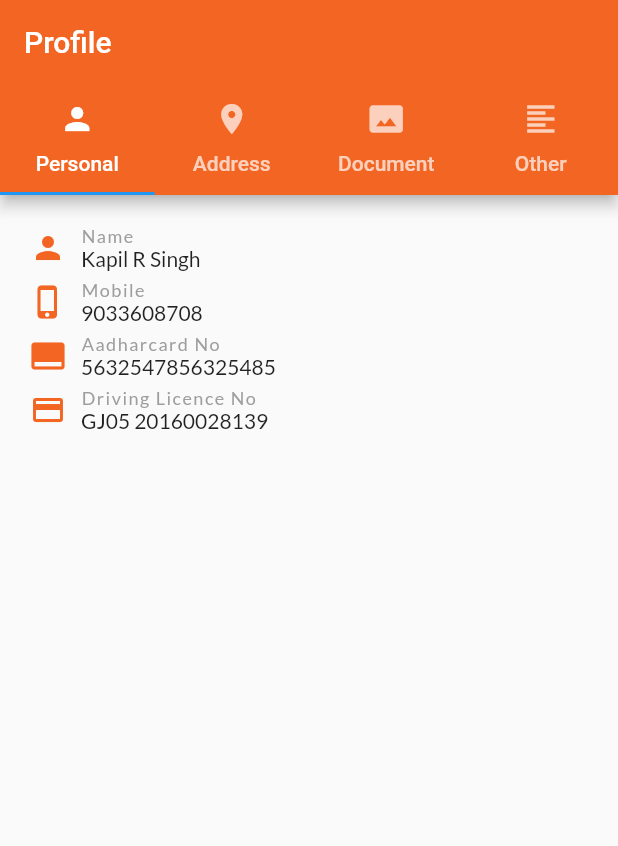
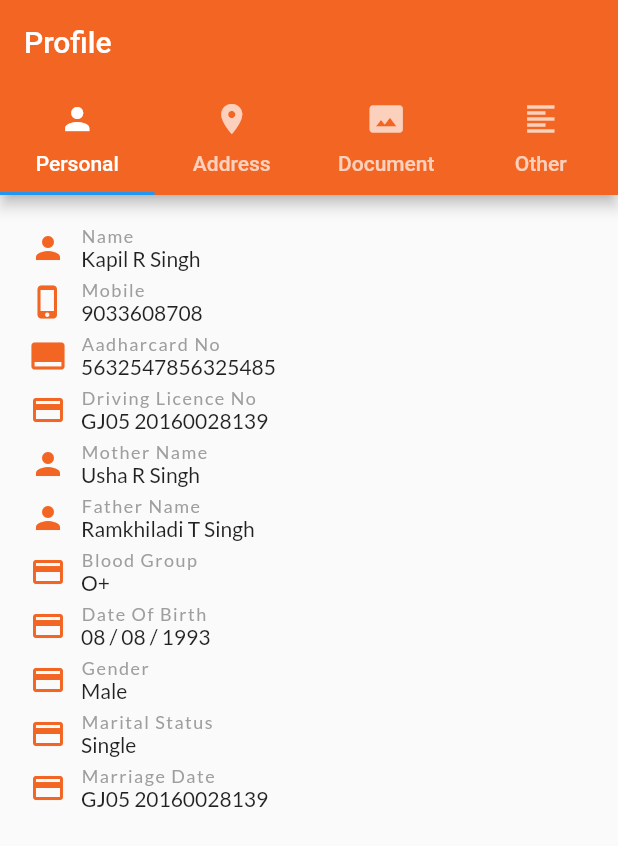
Before and after one commit to QwesysDigitalSolution/businesscard, a Flutter app: the screen it shows after launch, on a phone screen of 412 x 824 dp. Shown: the top 846 px of the screen. Run offline on Flutter 3.47's test engine with Material 2 defaults, Android fonts, the phone set to English and light mode, and no system bars; our stand-ins replace dio, flip_card, google_fonts, shared_preferences.

Commit message:
KRS - Profile Demo

```diff
--- a/lib/Screen/Profile.dart
+++ b/lib/Screen/Profile.dart
@@ -90,6 +90,118 @@ class _ProfileState extends State<Profile> {
                           crossAxisAlignment: CrossAxisAlignment.start,
                           children: <Widget>[
                             Text("Driving Licence No",style: TextStyle(color: Colors.grey,fontSize: 12,fontWeight: FontWeight.normal,letterSpacing: 1,),),
+                            Text("GJ05 20160028139"),
+                          ],
+                        )
+                      ],
+                    ),
+                    SizedBox(height: 5,),
+                    Row(
+                      children: <Widget>[
+                        Icon(Icons.person,size: 24,color: cnst.app_primary_material_color,),
+                        SizedBox(
+                          width: 10,
+                        ),
+                        Column(
+                          crossAxisAlignment: CrossAxisAlignment.start,
+                          children: <Widget>[
+                            Text("Mother Name",style: TextStyle(color: Colors.grey,fontSize: 12,fontWeight: FontWeight.normal,letterSpacing: 1,),),
+                            Text("Usha R Singh"),
+                          ],
+                        )
+                      ],
+                    ),
+                    SizedBox(height: 5,),
+                    Row(
+                      children: <Widget>[
+                        Icon(Icons.person,size: 24,color: cnst.app_primary_material_color,),
+                        SizedBox(
+                          width: 10,
+                        ),
+                        Column(
+                          crossAxisAlignment: CrossAxisAlignment.start,
+                          children: <Widget>[
+                            Text("Father Name",style: TextStyle(color: Colors.grey,fontSize: 12,fontWeight: FontWeight.normal,letterSpacing: 1,),),
+                            Text("Ramkhiladi T Singh"),
+                          ],
+                        )
+                      ],
+                    ),
+                    SizedBox(height: 5,),
+                    Row(
+                      children: <Widget>[
+                        Icon(Icons.credit_card,size: 24,color: cnst.app_primary_material_color,),
+                        SizedBox(
+                          width: 10,
+                        ),
+                        Column(
+                          crossAxisAlignment: CrossAxisAlignment.start,
+                          children: <Widget>[
+                            Text("Blood Group",style: TextStyle(color: Colors.grey,fontSize: 12,fontWeight: FontWeight.normal,letterSpacing: 1,),),
+                            Text("O+"),
+                          ],
+                        )
+                      ],
+                    ),
+                    SizedBox(height: 5,),
+                    Row(
+                      children: <Widget>[
+                        Icon(Icons.credit_card,size: 24,color: cnst.app_primary_material_color,),
+                        SizedBox(
+                          width: 10,
+                        ),
+                        Column(
+                          crossAxisAlignment: CrossAxisAlignment.start,
+                          children: <Widget>[
+                            Text("Date Of Birth",style: TextStyle(color: Colors.grey,fontSize: 12,fontWeight: FontWeight.normal,letterSpacing: 1,),),
+                            Text("08 / 08 / 1993"),
+                          ],
+                        )
+                      ],
+                    ),
+                    SizedBox(height: 5,),
+                    Row(
+                      children: <Widget>[
+                        Icon(Icons.credit_card,size: 24,color: cnst.app_primary_material_color,),
+                        SizedBox(
+                          width: 10,
+                        ),
+                        Column(
+                          crossAxisAlignment: CrossAxisAlignment.start,
+                          children: <Widget>[
+                            Text("Gender",style: TextStyle(color: Colors.grey,fontSize: 12,fontWeight: FontWeight.normal,letterSpacing: 1,),),
+                            Text("Male"),
+                          ],
+                        )
+                      ],
+                    ),
+                    SizedBox(height: 5,),
+                    Row(
+                      children: <Widget>[
+                        Icon(Icons.credit_card,size: 24,color: cnst.app_primary_material_color,),
+                        SizedBox(
+                          width: 10,
+                        ),
+                        Column(
+                          crossAxisAlignment: CrossAxisAlignment.start,
+                          children: <Widget>[
+                            Text("Marital Status",style: TextStyle(color: Colors.grey,fontSize: 12,fontWeight: FontWeight.normal,letterSpacing: 1,),),
+                            Text("Single"),
+                          ],
+                        )
+                      ],
+                    ),
+                    SizedBox(height: 5,),
+                    Row(
+                      children: <Widget>[
+                        Icon(Icons.credit_card,size: 24,color: cnst.app_primary_material_color,),
+                        SizedBox(
+                          width: 10,
+                        ),
+                        Column(
+                          crossAxisAlignment: CrossAxisAlignment.start,
+                          children: <Widget>[
+                            Text("Marriage Date",style: TextStyle(color: Colors.grey,fontSize: 12,fontWeight: FontWeight.normal,letterSpacing: 1,),),
                             Text("GJ05 20160028139"),
                           ],
                         )
```
